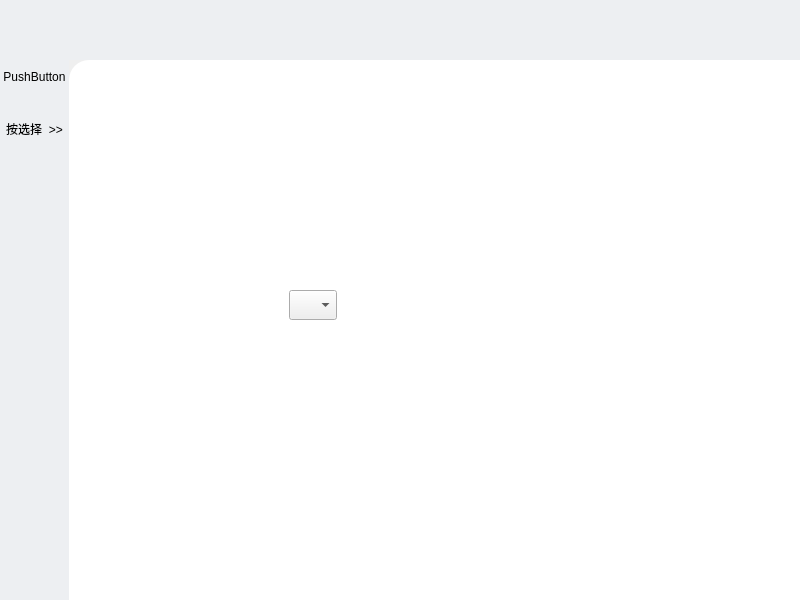
First picture: the form in YouDaoUI/mainwindow.ui, repository TYHJgy/QT-demo, before the edit.
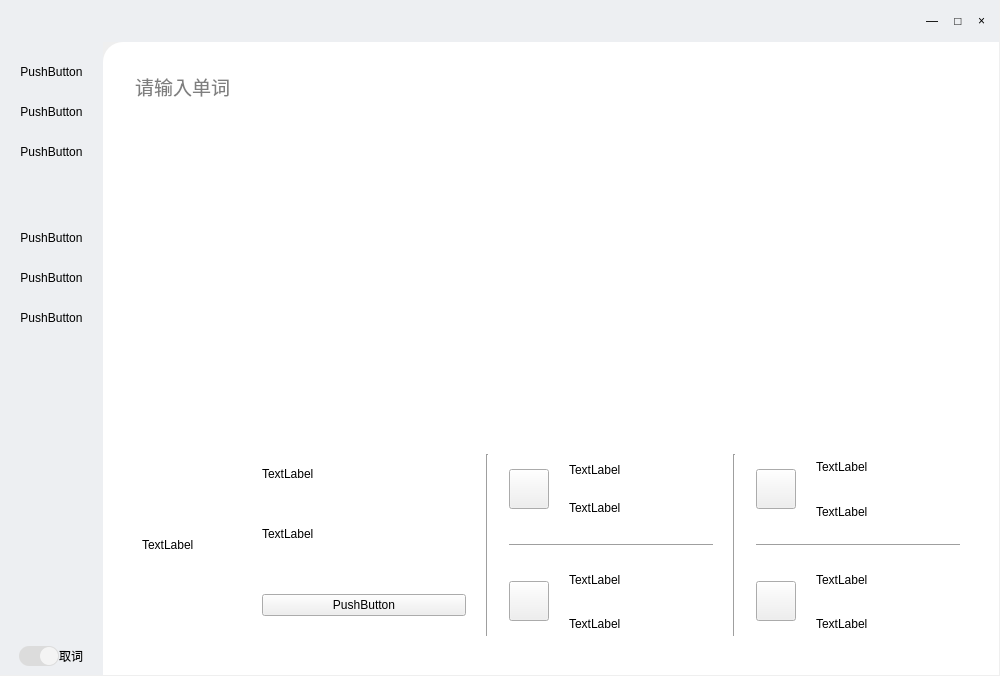
Second picture: the form after the edit. Icons and pictures are not drawn.

What changed in the file:
```diff
--- a/YouDaoUI/mainwindow.ui
+++ b/YouDaoUI/mainwindow.ui
@@ -6,21 +6,24 @@
    <rect>
     <x>0</x>
     <y>0</y>
-    <width>800</width>
-    <height>600</height>
+    <width>1000</width>
+    <height>676</height>
    </rect>
   </property>
+  <property name="font">
+   <font>
+    <family>等线</family>
+   </font>
+  </property>
   <property name="windowTitle">
    <string>MainWindow</string>
   </property>
   <property name="styleSheet">
-   <string notr="true">QLabel#label{
-        border-image: url(:/icon/icon/youdao.png);
+   <string notr="true">QLabel{	
+	font: 9pt &quot;等线&quot;;
 }
 
-QLabel#label_2{
-        font: 75 9pt &quot;Adobe Gothic Std B&quot;;
-}
+
 
 QWidget#widget{
         background-color: rgb(237, 239, 242);
@@ -30,23 +33,95 @@
         background-color: rgb(237, 239, 242);
 }
 
-QWidget#widget_3{
+QWidget#widget_3,
+QWidget#widget_4,
+QWidget#widget_5,
+QWidget#widget_6,
+QWidget#widget_7,
+QWidget#widget_8{
 		border-top-left-radius:20px;
         background-color: rgb(255, 255, 255);
 }
 
-QPushButton#pushButton,
+QFrame#frame{
+	background-color: rgb(220, 220, 220);
+	border-radius:10px;
+	max-height:20px; 
+	max-width:40px;
+	min-height:20px; 
+	min-width:40px;
+	
+}
+
+QPushButton#pushButton_11{
+	background-color: rgb(220, 220, 220);
+	border-radius:9px;
+	padding: 0px;
+	max-height:18px;
+	max-width:18px;
+	min-height:18px; 
+	min-width:18px;
+}
+
+QPushButton#pushButton_12{	
+	background-color: rgb(244, 244, 244);
+	border-radius:9px;
+	padding: 0px;
+	max-height:18px; 
+	max-width:18px;
+	min-height:18px; 
+	min-width:18px;
+}
+
 QPushButton#pushButton_2,
-QPushButton#pushButton_3{
+QPushButton#pushButton_3,
+QPushButton#pushButton_4,
+QPushButton#pushButton_5,
+QPushButton#pushButton_6,
+QPushButton#pushButton_7{
         background-color: rgb(237, 239, 242);
         border-radius:1px;
-        padding: 15px 3px;
+        padding: 10px 20px 10px 20px;
 }
 
+QPushButton#pushButton{
+        background-color:rgb(237, 239, 242);
+		border-top-left-radius:10px;
+		border-bottom-left-radius:10px;
+}
+
+QPushButton#pushButton_13,
+QPushButton#pushButton_14{
+	background-color: rgb(255, 255, 255);
+	border-radius:5px;
+	padding:3px;
+}
+
+QPushButton#pushButton_13:hover,
+QPushButton#pushButton_14:hover{
+	background-color: rgb(240, 240, 240);
+	border-radius:5px;
+}
+
+QPushButton#pushButton_8,
+QPushButton#pushButton_9,
+QPushButton#pushButton_10{
+        background-color: rgb(237, 239, 242);
+        border-radius:1px;
+        padding: 5px 5px 5px 5px;
+}
+
+QPushButton#pushButton_2:hover{
+	background-color: qlineargradient(spread:pad, x1:0, y1:0.5, x2:1, y2:0.5, stop:0 rgba(200, 200, 200, 255), stop:1 rgba(255, 255, 255, 255));
+
+}
 
 QPushButton#pushButton:hover,
-QPushButton#pushButton_2:hover,
-QPushButton#pushButton_3:hover{
+QPushButton#pushButton_3:hover,
+QPushButton#pushButton_4:hover,
+QPushButton#pushButton_5:hover,
+QPushButton#pushButton_6:hover,
+QPushButton#pushButton_7:hover{
 	border-radius:1px;
 	background-color: qlineargradient(spread:pad, x1:0, y1:0.5, x2:1, y2:0.5, stop:0 rgba(200, 200, 200, 255), stop:1 rgba(255, 255, 255, 255));
 
@@ -68,36 +143,14 @@
      <number>0</number>
     </property>
     <property name="rightMargin">
-     <number>0</number>
+     <number>1</number>
     </property>
     <property name="bottomMargin">
-     <number>0</number>
+     <number>1</number>
     </property>
     <property name="spacing">
      <number>0</number>
     </property>
-    <item row="1" column="1">
-     <widget class="QWidget" name="widget_3" native="true">
-      <property name="styleSheet">
-       <string notr="true"/>
-      </property>
-      <widget class="QComboBox" name="comboBox">
-       <property name="geometry">
-        <rect>
-         <x>220</x>
-         <y>230</y>
-         <width>48</width>
-         <height>30</height>
-        </rect>
-       </property>
-       <property name="styleSheet">
-        <string notr="true">
-width:300px;
-height:300px;</string>
-       </property>
-      </widget>
-     </widget>
-    </item>
     <item row="0" column="1">
      <widget class="QWidget" name="widget" native="true">
       <property name="maximumSize">
@@ -109,6 +162,42 @@
       <property name="styleSheet">
        <string notr="true"/>
       </property>
+      <layout class="QHBoxLayout" name="horizontalLayout">
+       <item>
+        <spacer name="horizontalSpacer">
+         <property name="orientation">
+          <enum>Qt::Horizontal</enum>
+         </property>
+         <property name="sizeHint" stdset="0">
+          <size>
+           <width>490</width>
+           <height>20</height>
+          </size>
+         </property>
+        </spacer>
+       </item>
+       <item>
+        <widget class="QPushButton" name="pushButton_10">
+         <property name="text">
+          <string>—</string>
+         </property>
+        </widget>
+       </item>
+       <item>
+        <widget class="QPushButton" name="pushButton_9">
+         <property name="text">
+          <string>□</string>
+         </property>
+        </widget>
+       </item>
+       <item>
+        <widget class="QPushButton" name="pushButton_8">
+         <property name="text">
+          <string>×</string>
+         </property>
+        </widget>
+       </item>
+      </layout>
      </widget>
     </item>
     <item row="0" column="0" rowspan="2">
@@ -144,7 +233,7 @@
        <property name="rightMargin">
         <number>0</number>
        </property>
-       <item row="6" column="0">
+       <item row="11" column="0">
         <spacer name="verticalSpacer_3">
          <property name="orientation">
           <enum>Qt::Vertical</enum>
@@ -157,55 +246,50 @@
          </property>
         </spacer>
        </item>
-       <item row="4" column="0">
+       <item row="8" column="0">
+        <widget class="QPushButton" name="pushButton_5">
+         <property name="minimumSize">
+          <size>
+           <width>0</width>
+           <height>0</height>
+          </size>
+         </property>
+         <property name="layoutDirection">
+          <enum>Qt::RightToLeft</enum>
+         </property>
+         <property name="text">
+          <string>PushButton</string>
+         </property>
+         <property name="iconSize">
+          <size>
+           <width>25</width>
+           <height>25</height>
+          </size>
+         </property>
+        </widget>
+       </item>
+       <item row="1" column="0">
         <widget class="QPushButton" name="pushButton_2">
          <property name="minimumSize">
           <size>
            <width>0</width>
-           <height>40</height>
+           <height>0</height>
           </size>
          </property>
-         <property name="maximumSize">
-          <size>
-           <width>25</width>
-           <height>16777215</height>
-          </size>
+         <property name="layoutDirection">
+          <enum>Qt::RightToLeft</enum>
          </property>
          <property name="text">
-          <string/>
+          <string>PushButton</string>
          </property>
-         <property name="icon">
-          <iconset resource="icon.qrc">
-           <normaloff>:/icon/icon/exit4.png</normaloff>:/icon/icon/exit4.png</iconset>
+         <property name="iconSize">
+          <size>
+           <width>25</width>
+           <height>25</height>
+          </size>
          </property>
         </widget>
        </item>
-       <item row="5" column="0">
-        <spacer name="verticalSpacer_2">
-         <property name="orientation">
-          <enum>Qt::Vertical</enum>
-         </property>
-         <property name="sizeHint" stdset="0">
-          <size>
-           <width>20</width>
-           <height>40</height>
-          </size>
-         </property>
-        </spacer>
-       </item>
-       <item row="3" column="0">
-        <spacer name="verticalSpacer">
-         <property name="orientation">
-          <enum>Qt::Vertical</enum>
-         </property>
-         <property name="sizeHint" stdset="0">
-          <size>
-           <width>20</width>
-           <height>40</height>
-          </size>
-         </property>
-        </spacer>
-       </item>
        <item row="0" column="0" alignment="Qt::AlignHCenter">
         <widget class="QLabel" name="label">
          <property name="sizePolicy">
@@ -225,30 +309,23 @@
          </property>
         </widget>
        </item>
-       <item row="1" column="0">
+       <item row="7" column="0">
         <widget class="QPushButton" name="pushButton">
          <property name="minimumSize">
           <size>
            <width>0</width>
-           <height>0</height>
+           <height>40</height>
           </size>
          </property>
-         <property name="layoutDirection">
-          <enum>Qt::RightToLeft</enum>
-         </property>
-         <property name="text">
-          <string>PushButton</string>
-         </property>
-         <property name="icon">
-          <iconset resource="icon.qrc">
-           <normaloff>:/icon/icon/enter2.png</normaloff>:/icon/icon/enter2.png</iconset>
-         </property>
-         <property name="iconSize">
+         <property name="maximumSize">
           <size>
            <width>25</width>
-           <height>25</height>
+           <height>16777215</height>
           </size>
          </property>
+         <property name="text">
+          <string/>
+         </property>
         </widget>
        </item>
        <item row="2" column="0">
@@ -263,7 +340,240 @@
           <enum>Qt::RightToLeft</enum>
          </property>
          <property name="text">
-          <string>按选择  &gt;&gt;</string>
+          <string>PushButton</string>
+         </property>
+         <property name="iconSize">
+          <size>
+           <width>25</width>
+           <height>25</height>
+          </size>
+         </property>
+        </widget>
+       </item>
+       <item row="13" column="0">
+        <widget class="QWidget" name="widget_9" native="true">
+         <property name="font">
+          <font>
+           <family>等线</family>
+          </font>
+         </property>
+         <layout class="QHBoxLayout" name="horizontalLayout_9">
+          <property name="spacing">
+           <number>0</number>
+          </property>
+          <property name="leftMargin">
+           <number>0</number>
+          </property>
+          <property name="topMargin">
+           <number>0</number>
+          </property>
+          <property name="rightMargin">
+           <number>0</number>
+          </property>
+          <property name="bottomMargin">
+           <number>0</number>
+          </property>
+          <item>
+           <spacer name="horizontalSpacer_3">
+            <property name="orientation">
+             <enum>Qt::Horizontal</enum>
+            </property>
+            <property name="sizeHint" stdset="0">
+             <size>
+              <width>10</width>
+              <height>20</height>
+             </size>
+            </property>
+           </spacer>
+          </item>
+          <item>
+           <widget class="QLabel" name="label_2">
+            <property name="sizePolicy">
+             <sizepolicy hsizetype="Fixed" vsizetype="Preferred">
+              <horstretch>0</horstretch>
+              <verstretch>0</verstretch>
+             </sizepolicy>
+            </property>
+            <property name="font">
+             <font>
+              <family>等线</family>
+              <pointsize>9</pointsize>
+              <weight>50</weight>
+              <italic>false</italic>
+              <bold>false</bold>
+             </font>
+            </property>
+            <property name="text">
+             <string>取词</string>
+            </property>
+           </widget>
+          </item>
+          <item>
+           <widget class="QFrame" name="frame">
+            <property name="minimumSize">
+             <size>
+              <width>40</width>
+              <height>20</height>
+             </size>
+            </property>
+            <property name="maximumSize">
+             <size>
+              <width>40</width>
+              <height>20</height>
+             </size>
+            </property>
+            <property name="frameShape">
+             <enum>QFrame::Box</enum>
+            </property>
+            <property name="frameShadow">
+             <enum>QFrame::Raised</enum>
+            </property>
+            <property name="lineWidth">
+             <number>1</number>
+            </property>
+            <layout class="QHBoxLayout" name="horizontalLayout_8">
+             <property name="spacing">
+              <number>0</number>
+             </property>
+             <property name="leftMargin">
+              <number>0</number>
+             </property>
+             <property name="topMargin">
+              <number>0</number>
+             </property>
+             <property name="rightMargin">
+              <number>0</number>
+             </property>
+             <property name="bottomMargin">
+              <number>0</number>
+             </property>
+             <item>
+              <widget class="QPushButton" name="pushButton_12">
+               <property name="minimumSize">
+                <size>
+                 <width>18</width>
+                 <height>18</height>
+                </size>
+               </property>
+               <property name="maximumSize">
+                <size>
+                 <width>18</width>
+                 <height>18</height>
+                </size>
+               </property>
+               <property name="text">
+                <string/>
+               </property>
+              </widget>
+             </item>
+             <item>
+              <widget class="QPushButton" name="pushButton_11">
+               <property name="minimumSize">
+                <size>
+                 <width>18</width>
+                 <height>18</height>
+                </size>
+               </property>
+               <property name="maximumSize">
+                <size>
+                 <width>18</width>
+                 <height>18</height>
+                </size>
+               </property>
+               <property name="text">
+                <string/>
+               </property>
+              </widget>
+             </item>
+            </layout>
+           </widget>
+          </item>
+          <item>
+           <spacer name="horizontalSpacer_2">
+            <property name="orientation">
+             <enum>Qt::Horizontal</enum>
+            </property>
+            <property name="sizeHint" stdset="0">
+             <size>
+              <width>10</width>
+              <height>20</height>
+             </size>
+            </property>
+           </spacer>
+          </item>
+         </layout>
+        </widget>
+       </item>
+       <item row="9" column="0">
+        <widget class="QPushButton" name="pushButton_6">
+         <property name="minimumSize">
+          <size>
+           <width>0</width>
+           <height>0</height>
+          </size>
+         </property>
+         <property name="layoutDirection">
+          <enum>Qt::RightToLeft</enum>
+         </property>
+         <property name="text">
+          <string>PushButton</string>
+         </property>
+         <property name="iconSize">
+          <size>
+           <width>25</width>
+           <height>25</height>
+          </size>
+         </property>
+        </widget>
+       </item>
+       <item row="12" column="0">
+        <spacer name="verticalSpacer">
+         <property name="orientation">
+          <enum>Qt::Vertical</enum>
+         </property>
+         <property name="sizeHint" stdset="0">
+          <size>
+           <width>20</width>
+           <height>40</height>
+          </size>
+         </property>
+        </spacer>
+       </item>
+       <item row="10" column="0">
+        <widget class="QPushButton" name="pushButton_7">
+         <property name="minimumSize">
+          <size>
+           <width>0</width>
+           <height>0</height>
+          </size>
+         </property>
+         <property name="layoutDirection">
+          <enum>Qt::RightToLeft</enum>
+         </property>
+         <property name="text">
+          <string>PushButton</string>
+         </property>
+         <property name="iconSize">
+          <size>
+           <width>25</width>
+           <height>25</height>
+          </size>
+         </property>
+        </widget>
+       </item>
+       <item row="3" column="0">
+        <widget class="QPushButton" name="pushButton_4">
+         <property name="minimumSize">
+          <size>
+           <width>0</width>
+           <height>0</height>
+          </size>
+         </property>
+         <property name="layoutDirection">
+          <enum>Qt::RightToLeft</enum>
+         </property>
+         <property name="text">
+          <string>PushButton</string>
          </property>
          <property name="iconSize">
           <size>
@@ -276,6 +586,614 @@
       </layout>
      </widget>
     </item>
+    <item row="1" column="1" colspan="2">
+     <widget class="QStackedWidget" name="stackedWidget">
+      <property name="styleSheet">
+       <string notr="true"/>
+      </property>
+      <property name="currentIndex">
+       <number>4</number>
+      </property>
+      <widget class="QWidget" name="page">
+       <property name="styleSheet">
+        <string notr="true"/>
+       </property>
+       <layout class="QHBoxLayout" name="horizontalLayout_2">
+        <property name="leftMargin">
+         <number>0</number>
+        </property>
+        <property name="topMargin">
+         <number>0</number>
+        </property>
+        <property name="rightMargin">
+         <number>0</number>
+        </property>
+        <property name="bottomMargin">
+         <number>0</number>
+        </property>
+        <item>
+         <widget class="QWidget" name="widget_3" native="true">
+          <property name="styleSheet">
+           <string notr="true"/>
+          </property>
+          <layout class="QVBoxLayout" name="verticalLayout_2">
+           <item>
+            <widget class="QLineEdit" name="lineEdit">
+             <property name="text">
+              <string>Page1</string>
+             </property>
+            </widget>
+           </item>
+          </layout>
+         </widget>
+        </item>
+       </layout>
+      </widget>
+      <widget class="QWidget" name="page_2">
+       <layout class="QVBoxLayout" name="verticalLayout">
+        <property name="leftMargin">
+         <number>0</number>
+        </property>
+        <property name="topMargin">
+         <number>0</number>
+        </property>
+        <property name="rightMargin">
+         <number>0</number>
+        </property>
+        <property name="bottomMargin">
+         <number>0</number>
+        </property>
+        <item>
+         <widget class="QWidget" name="widget_4" native="true">
+          <property name="styleSheet">
+           <string notr="true"/>
+          </property>
+          <layout class="QHBoxLayout" name="horizontalLayout_7">
+           <item>
+            <widget class="QLineEdit" name="lineEdit_2">
+             <property name="text">
+              <string>Page2</string>
+             </property>
+            </widget>
+           </item>
+          </layout>
+         </widget>
+        </item>
+       </layout>
+      </widget>
+      <widget class="QWidget" name="page_3">
+       <layout class="QHBoxLayout" name="horizontalLayout_3">
+        <property name="leftMargin">
+         <number>0</number>
+        </property>
+        <property name="topMargin">
+         <number>0</number>
+        </property>
+        <property name="rightMargin">
+         <number>0</number>
+        </property>
+        <property name="bottomMargin">
+         <number>0</number>
+        </property>
+        <item>
+         <widget class="QWidget" name="widget_5" native="true">
+          <property name="styleSheet">
+           <string notr="true"/>
+          </property>
+          <layout class="QVBoxLayout" name="verticalLayout_3">
+           <item>
+            <widget class="QLineEdit" name="lineEdit_3">
+             <property name="text">
+              <string>Page3</string>
+             </property>
+            </widget>
+           </item>
+          </layout>
+         </widget>
+        </item>
+       </layout>
+      </widget>
+      <widget class="QWidget" name="page_4">
+       <layout class="QHBoxLayout" name="horizontalLayout_4">
+        <property name="leftMargin">
+         <number>0</number>
+        </property>
+        <property name="topMargin">
+         <number>0</number>
+        </property>
+        <property name="rightMargin">
+         <number>0</number>
+        </property>
+        <property name="bottomMargin">
+         <number>0</number>
+        </property>
+        <item>
+         <widget class="QWidget" name="widget_6" native="true">
+          <property name="styleSheet">
+           <string notr="true"/>
+          </property>
+          <layout class="QVBoxLayout" name="verticalLayout_4">
+           <item>
+            <widget class="QLineEdit" name="lineEdit_4">
+             <property name="text">
+              <string>Page4</string>
+             </property>
+            </widget>
+           </item>
+          </layout>
+         </widget>
+        </item>
+       </layout>
+      </widget>
+      <widget class="QWidget" name="page_5">
+       <layout class="QHBoxLayout" name="horizontalLayout_5">
+        <property name="leftMargin">
+         <number>0</number>
+        </property>
+        <property name="topMargin">
+         <number>0</number>
+        </property>
+        <property name="rightMargin">
+         <number>0</number>
+        </property>
+        <property name="bottomMargin">
+         <number>0</number>
+        </property>
+        <item>
+         <widget class="QWidget" name="widget_7" native="true">
+          <property name="styleSheet">
+           <string notr="true"/>
+          </property>
+          <layout class="QGridLayout" name="gridLayout_3">
+           <property name="leftMargin">
+            <number>30</number>
+           </property>
+           <property name="topMargin">
+            <number>30</number>
+           </property>
+           <property name="rightMargin">
+            <number>30</number>
+           </property>
+           <property name="bottomMargin">
+            <number>30</number>
+           </property>
+           <item row="1" column="0">
+            <spacer name="verticalSpacer_2">
+             <property name="orientation">
+              <enum>Qt::Vertical</enum>
+             </property>
+             <property name="sizeHint" stdset="0">
+              <size>
+               <width>20</width>
+               <height>40</height>
+              </size>
+             </property>
+            </spacer>
+           </item>
+           <item row="0" column="0">
+            <widget class="QLineEdit" name="lineEdit_5">
+             <property name="font">
+              <font>
+               <family>等线</family>
+               <pointsize>14</pointsize>
+              </font>
+             </property>
+             <property name="focusPolicy">
+              <enum>Qt::StrongFocus</enum>
+             </property>
+             <property name="text">
+              <string/>
+             </property>
+             <property name="frame">
+              <bool>false</bool>
+             </property>
+             <property name="cursorPosition">
+              <number>0</number>
+             </property>
+             <property name="placeholderText">
+              <string>请输入单词</string>
+             </property>
+            </widget>
+           </item>
+           <item row="0" column="1">
+            <widget class="QPushButton" name="pushButton_13">
+             <property name="text">
+              <string/>
+             </property>
+             <property name="icon">
+              <iconset resource="icon.qrc">
+               <normaloff>:/icon/icon/exit3.png</normaloff>:/icon/icon/exit3.png</iconset>
+             </property>
+             <property name="iconSize">
+              <size>
+               <width>25</width>
+               <height>25</height>
+              </size>
+             </property>
+            </widget>
+           </item>
+           <item row="0" column="2">
+            <widget class="QPushButton" name="pushButton_14">
+             <property name="text">
+              <string/>
+             </property>
+             <property name="icon">
+              <iconset resource="icon.qrc">
+               <normaloff>:/icon/icon/enter2.png</normaloff>:/icon/icon/enter2.png</iconset>
+             </property>
+             <property name="iconSize">
+              <size>
+               <width>25</width>
+               <height>25</height>
+              </size>
+             </property>
+            </widget>
+           </item>
+           <item row="2" column="0" colspan="3">
+            <widget class="QWidget" name="widget_10" native="true">
+             <property name="minimumSize">
+              <size>
+               <width>0</width>
+               <height>200</height>
+              </size>
+             </property>
+             <property name="maximumSize">
+              <size>
+               <width>16777215</width>
+               <height>200</height>
+              </size>
+             </property>
+             <layout class="QGridLayout" name="gridLayout_4" columnstretch="1,1,1,1,1,1">
+              <property name="spacing">
+               <number>20</number>
+              </property>
+              <item row="0" column="2" rowspan="3">
+               <widget class="Line" name="line">
+                <property name="orientation">
+                 <enum>Qt::Vertical</enum>
+                </property>
+               </widget>
+              </item>
+              <item row="2" column="5">
+               <layout class="QHBoxLayout" name="horizontalLayout_13">
+                <item>
+                 <widget class="QPushButton" name="pushButton_19">
+                  <property name="minimumSize">
+                   <size>
+                    <width>40</width>
+                    <height>40</height>
+                   </size>
+                  </property>
+                  <property name="maximumSize">
+                   <size>
+                    <width>40</width>
+                    <height>40</height>
+                   </size>
+                  </property>
+                  <property name="text">
+                   <string/>
+                  </property>
+                  <property name="icon">
+                   <iconset resource="icon.qrc">
+                    <normaloff>:/icon/icon/exit3.png</normaloff>:/icon/icon/exit3.png</iconset>
+                  </property>
+                  <property name="iconSize">
+                   <size>
+                    <width>30</width>
+                    <height>30</height>
+                   </size>
+                  </property>
+                 </widget>
+                </item>
+                <item>
+                 <layout class="QVBoxLayout" name="verticalLayout_10">
+                  <item>
+                   <widget class="QLabel" name="label_11">
+                    <property name="text">
+                     <string>TextLabel</string>
+                    </property>
+                   </widget>
+                  </item>
+                  <item>
+                   <widget class="QLabel" name="label_12">
+                    <property name="text">
+                     <string>TextLabel</string>
+                    </property>
+                   </widget>
+                  </item>
+                 </layout>
+                </item>
+               </layout>
+              </item>
+              <item row="0" column="5">
+               <layout class="QHBoxLayout" name="horizontalLayout_12">
+                <item>
+                 <widget class="QPushButton" name="pushButton_18">
+                  <property name="minimumSize">
+                   <size>
+                    <width>40</width>
+                    <height>40</height>
+                   </size>
+                  </property>
+                  <property name="maximumSize">
+                   <size>
+                    <width>40</width>
+                    <height>40</height>
+                   </size>
+                  </property>
+                  <property name="text">
+                   <string/>
+                  </property>
+                  <property name="icon">
+                   <iconset resource="icon.qrc">
+                    <normaloff>:/icon/icon/exit3.png</normaloff>:/icon/icon/exit3.png</iconset>
+                  </property>
+                  <property name="iconSize">
+                   <size>
+                    <width>30</width>
+                    <height>30</height>
+                   </size>
+                  </property>
+                 </widget>
+                </item>
+                <item>
+                 <layout class="QVBoxLayout" name="verticalLayout_9">
+                  <item>
+                   <widget class="QLabel" name="label_9">
+                    <property name="text">
+                     <string>TextLabel</string>
+                    </property>
+                   </widget>
+                  </item>
+                  <item>
+                   <widget class="QLabel" name="label_10">
+                    <property name="text">
+                     <string>TextLabel</string>
+                    </property>
+                   </widget>
+                  </item>
+                 </layout>
+                </item>
+               </layout>
+              </item>
+              <item row="1" column="3">
+               <widget class="Line" name="line_3">
+                <property name="orientation">
+                 <enum>Qt::Horizontal</enum>
+                </property>
+               </widget>
+              </item>
+              <item row="0" column="4" rowspan="3">
+               <widget class="Line" name="line_2">
+                <property name="orientation">
+                 <enum>Qt::Vertical</enum>
+                </property>
+               </widget>
+              </item>
+              <item row="0" column="1" rowspan="3">
+               <layout class="QVBoxLayout" name="verticalLayout_5">
+                <item>
+                 <widget class="QLabel" name="label_3">
+                  <property name="text">
+                   <string>TextLabel</string>
+                  </property>
+                 </widget>
+                </item>
+                <item>
+                 <widget class="QLabel" name="label_4">
+                  <property name="text">
+                   <string>TextLabel</string>
+                  </property>
+                 </widget>
+                </item>
+                <item>
+                 <spacer name="horizontalSpacer_4">
+                  <property name="orientation">
+                   <enum>Qt::Horizontal</enum>
+                  </property>
+                  <property name="sizeHint" stdset="0">
+                   <size>
+                    <width>40</width>
+                    <height>20</height>
+                   </size>
+                  </property>
+                 </spacer>
+                </item>
+                <item>
+                 <widget class="QPushButton" name="pushButton_15">
+                  <property name="text">
+                   <string>PushButton</string>
+                  </property>
+                 </widget>
+                </item>
+                <item>
+                 <spacer name="horizontalSpacer_5">
+                  <property name="orientation">
+                   <enum>Qt::Horizontal</enum>
+                  </property>
+                  <property name="sizeHint" stdset="0">
+                   <size>
+                    <width>40</width>
+                    <height>20</height>
+                   </size>
+                  </property>
+                 </spacer>
+                </item>
+               </layout>
+              </item>
+              <item row="1" column="5">
+               <widget class="Line" name="line_4">
+                <property name="orientation">
+                 <enum>Qt::Horizontal</enum>
+                </property>
+               </widget>
+              </item>
+              <item row="0" column="3">
+               <layout class="QHBoxLayout" name="horizontalLayout_10">
+                <item>
+                 <widget class="QPushButton" name="pushButton_16">
+                  <property name="minimumSize">
+                   <size>
+                    <width>40</width>
+                    <height>40</height>
+                   </size>
+                  </property>
+                  <property name="maximumSize">
+                   <size>
+                    <width>40</width>
+                    <height>40</height>
+                   </size>
+                  </property>
+                  <property name="text">
+                   <string/>
+                  </property>
+                  <property name="icon">
+                   <iconset resource="icon.qrc">
+                    <normaloff>:/icon/icon/exit3.png</normaloff>:/icon/icon/exit3.png</iconset>
+                  </property>
+                  <property name="iconSize">
+                   <size>
+                    <width>30</width>
+                    <height>30</height>
+                   </size>
+                  </property>
+                 </widget>
+                </item>
+                <item>
+                 <layout class="QVBoxLayout" name="verticalLayout_7">
+                  <property name="spacing">
+                   <number>6</number>
+                  </property>
+                  <item>
+                   <widget class="QLabel" name="label_5">
+                    <property name="text">
+                     <string>TextLabel</string>
+                    </property>
+                   </widget>
+                  </item>
+                  <item>
+                   <widget class="QLabel" name="label_6">
+                    <property name="text">
+                     <string>TextLabel</string>
+                    </property>
+                   </widget>
+                  </item>
+                 </layout>
+                </item>
+               </layout>
+              </item>
+              <item row="2" column="3">
+               <layout class="QHBoxLayout" name="horizontalLayout_11">
+                <item>
+                 <widget class="QPushButton" name="pushButton_17">
+                  <property name="minimumSize">
+                   <size>
+                    <width>40</width>
+                    <height>40</height>
+                   </size>
+                  </property>
+                  <property name="maximumSize">
+                   <size>
+                    <width>40</width>
+                    <height>40</height>
+                   </size>
+                  </property>
+                  <property name="text">
+                   <string/>
+                  </property>
+                  <property name="icon">
+                   <iconset resource="icon.qrc">
+                    <normaloff>:/icon/icon/exit3.png</normaloff>:/icon/icon/exit3.png</iconset>
+                  </property>
+                  <property name="iconSize">
+                   <size>
+                    <width>30</width>
+                    <height>30</height>
+                   </size>
+                  </property>
+                 </widget>
+                </item>
+                <item>
+                 <layout class="QVBoxLayout" name="verticalLayout_8">
+                  <item>
+                   <widget class="QLabel" name="label_7">
+                    <property name="text">
+                     <string>TextLabel</string>
+                    </property>
+                   </widget>
+                  </item>
+                  <item>
+                   <widget class="QLabel" name="label_8">
+                    <property name="text">
+                     <string>TextLabel</string>
+                    </property>
+                   </widget>
+                  </item>
+                 </layout>
+                </item>
+               </layout>
+              </item>
+              <item row="0" column="0" rowspan="3">
+               <widget class="QLabel" name="label_13">
+                <property name="minimumSize">
+                 <size>
+                  <width>100</width>
+                  <height>0</height>
+                 </size>
+                </property>
+                <property name="maximumSize">
+                 <size>
+                  <width>100</width>
+                  <height>16777215</height>
+                 </size>
+                </property>
+                <property name="text">
+                 <string>TextLabel</string>
+                </property>
+               </widget>
+              </item>
+             </layout>
+            </widget>
+           </item>
+          </layout>
+         </widget>
+        </item>
+       </layout>
+      </widget>
+      <widget class="QWidget" name="page_6">
+       <layout class="QHBoxLayout" name="horizontalLayout_6">
+        <property name="leftMargin">
+         <number>0</number>
+        </property>
+        <property name="topMargin">
+         <number>0</number>
+        </property>
+        <property name="rightMargin">
+         <number>0</number>
+        </property>
+        <property name="bottomMargin">
+         <number>0</number>
+        </property>
+        <item>
+         <widget class="QWidget" name="widget_8" native="true">
+          <property name="styleSheet">
+           <string notr="true"/>
+          </property>
+          <layout class="QVBoxLayout" name="verticalLayout_6">
+           <item>
+            <widget class="QLineEdit" name="lineEdit_6">
+             <property name="text">
+              <string>Page6</string>
+             </property>
+            </widget>
+           </item>
+          </layout>
+         </widget>
+        </item>
+       </layout>
+      </widget>
+     </widget>
+    </item>
    </layout>
   </widget>
   <action name="action1">
```
Left out of the diff: 20 changed lines with no effect on the pictures.
